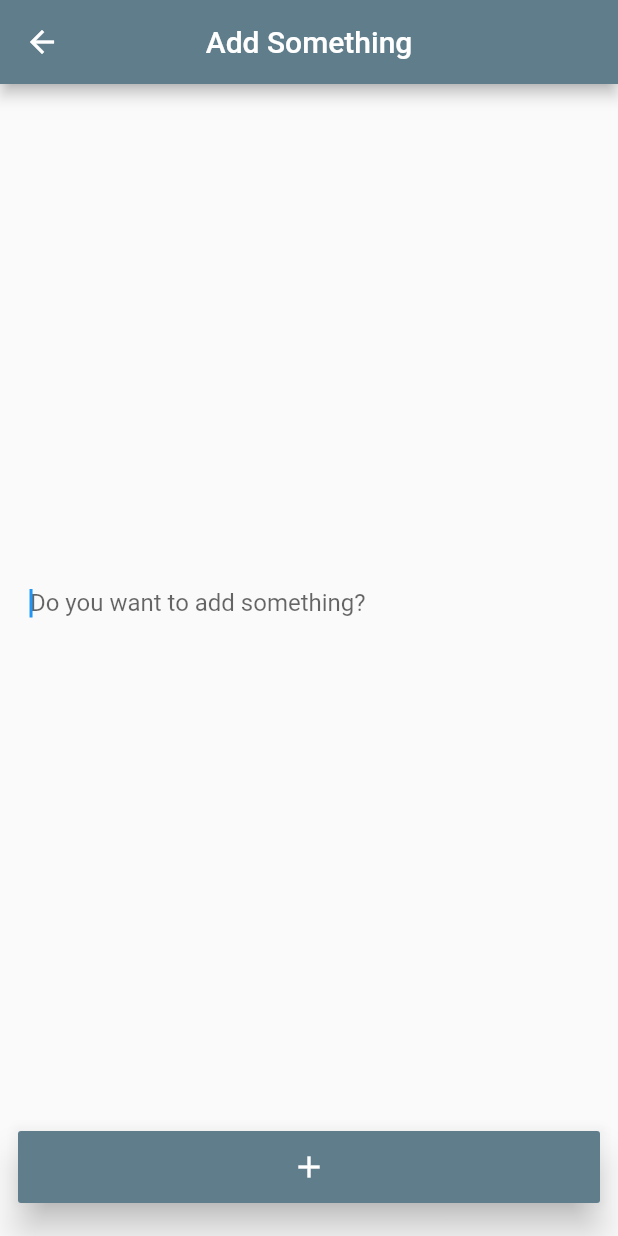
After one commit to coder-xb/flutter_demo, a Flutter app: the HeroDemoPage screen opened directly, after a tap on the "add" icon, on a phone screen of 412 x 824 dp. The commit adds this screen. Run offline on Flutter 3.47's test engine with Material 2 defaults, Android fonts, the phone set to English and light mode, and no system bars; our stand-ins replace flutter_spinkit, fluttertoast, image_picker, package_info, rxdart.

Commit message:
Improve the code, add some demos, and fix some bugs.

```diff
--- a/lib/pages/navigation/hero.dart
+++ b/lib/pages/navigation/hero.dart
@@ -34,7 +34,7 @@ class _DetailPage extends StatelessWidget {
         child: Center(
           child: Hero(
             tag: 'imageHero',
-            child: Image.asset('assets/imgs/lake.jpg'),
+            child: Image.asset('assets/images/lake.jpg'),
           ),
         ),
         onTap: () => Navigator.of(context).pop(),
--- a/lib/pages/start.dart
+++ b/lib/pages/start.dart
@@ -17,7 +17,7 @@ class _StartState extends State<StartPage> with SingleTickerProviderStateMixin {
       vsync: this,
       duration: Duration(milliseconds: 3000),
     );
-    _animation = Tween(begin: 0.0, end: 1.0).animate(_controller);
+    _animation = Tween(begin: 0.2, end: 1.0).animate(_controller);
     _animation.addStatusListener((status) {
       if (status == AnimationStatus.completed) {
         Navigator.of(context).pushAndRemoveUntil(
--- /dev/null
+++ b/lib/pages/ui_demos/hero.dart
@@ -0,0 +1,107 @@
+
+import 'package:flutter/cupertino.dart';
+import 'package:flutter/material.dart';
+import 'package:flutter/scheduler.dart' show timeDilation;
+import '../../widgets/index.dart';
+
+class HeroDemoPage extends StatefulWidget {
+  @override
+  _HeroState createState() => _HeroState();
+}
+
+class _HeroState extends State<HeroDemoPage> {
+  List<String> _list = List<String>();
+
+  @override
+  void initState() {
+    _list = List<String>.generate(20, (int index) => 'This is No.$index');
+    super.initState();
+  }
+
+  @override
+  Widget build(BuildContext context) {
+    timeDilation = 2;
+    return Scaffold(
+      appBar: AppBar(
+        title: Text('Hero'),
+        centerTitle: true,
+      ),
+      drawer: AppDrawer(),
+      body: ListView.builder(
+        itemCount: _list.length,
+        itemBuilder: (BuildContext context, int index) => ListTile(
+              title: Text(_list[index]),
+            ),
+      ),
+      floatingActionButtonLocation: FloatingActionButtonLocation.centerFloat,
+      floatingActionButton: FloatingActionButton(
+        heroTag: 'floatingActionButton',
+        backgroundColor: Colors.blueGrey,
+        child: Icon(Icons.add),
+        onPressed: () => Navigator.of(context).push(MaterialPageRoute(
+          builder: (BuildContext context) => _InputPage(),
+        )),
+      ),
+    );
+  }
+}
+
+class _InputPage extends StatefulWidget {
+  @override
+  _InputState createState() => _InputState();
+}
+
+class _InputState extends State<_InputPage> {
+  final FocusNode _focusNode = FocusNode();
+
+  @override
+  Widget build(BuildContext context) {
+    return Scaffold(
+      appBar: AppBar(
+        title: Text('Add Something'),
+        centerTitle: true,
+      ),
+      body: Column(
+        crossAxisAlignment: CrossAxisAlignment.center,
+        mainAxisSize: MainAxisSize.max,
+        mainAxisAlignment: MainAxisAlignment.center,
+        children: <Widget>[
+          ListView(
+            shrinkWrap: true,
+            padding: const EdgeInsets.symmetric(horizontal: 20),
+            children: <Widget>[
+              TextField(
+                autofocus: true,
+                focusNode: _focusNode,
+                maxLines: 5,
+                decoration: InputDecoration.collapsed(
+                  hintText: 'Do you want to add something?',
+                ),
+              ),
+            ],
+          )
+        ],
+      ),
+      floatingActionButtonLocation: FloatingActionButtonLocation.centerFloat,
+      floatingActionButton: Hero(
+        tag: 'FloatingActionButton',
+        child: Padding(
+          padding: const EdgeInsets.only(left: 12, right: 12, bottom: 6),
+          child: ButtonTheme(
+            height: 48,
+            minWidth: double.infinity,
+            child: RaisedButton(
+              color: Colors.blueGrey,
+              onPressed: () {},
+              elevation: 10,
+              child: Icon(
+                Icons.add,
+                color: Colors.white,
+              ),
+            ),
+          ),
+        ),
+      ),
+    );
+  }
+}
--- a/lib/pages/ui_demos/index.dart
+++ b/lib/pages/ui_demos/index.dart
@@ -11,3 +11,7 @@ export './custom_clipper.dart';
 export './reorderble_listview.dart';
 export './back_to_top.dart';
 export './chat.dart';
+export './hide_bottom_bar.dart';
+export './hero.dart';
+export './audio.dart';
+export './rotate_button.dart';
--- a/lib/widgets/index.dart
+++ b/lib/widgets/index.dart
@@ -1,2 +1,3 @@
 export 'counter.dart';
 export 'drawer.dart';
+export 'rotate_btn.dart';
--- a/pubspec.yaml
+++ b/pubspec.yaml
@@ -10,6 +10,7 @@ dependencies:
   image_picker: ^0.4.1
   fluttertoast: ^2.2.2
   rxdart: ^0.22.0
+  flutter_spinkit: ^3.1.0
 
 dev_dependencies:
   flutter_test:
```
Also changed, not shown: lib/pages/ui_demos/audio.dart (added, +175 -0 lines), lib/pages/ui_demos/hide_bottom_bar.dart (added, +99 -0 lines), lib/pages/ui_demos/rotate_button.dart (added, +33 -0 lines), lib/widgets/drawer.dart (+25 -1 lines), lib/widgets/rotate_btn.dart (added, +205 -0 lines), assets/images/icon_control.png (added), assets/images/icon_point.png (added), assets/images/recorder.png (added), pubspec.lock, 1 other file.
